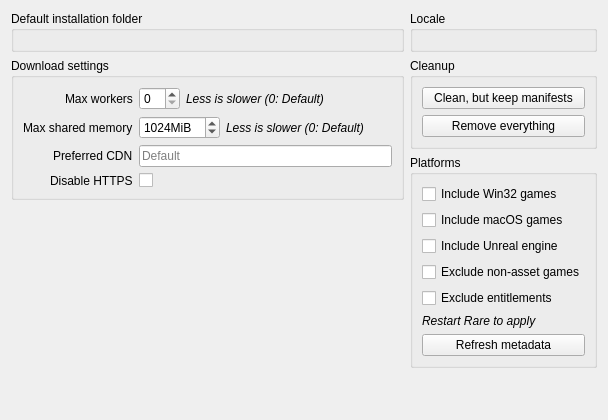
Above: rare/ui/components/tabs/settings/legendary.ui from RareDevs/Rare before the change. Below: the same form after it.
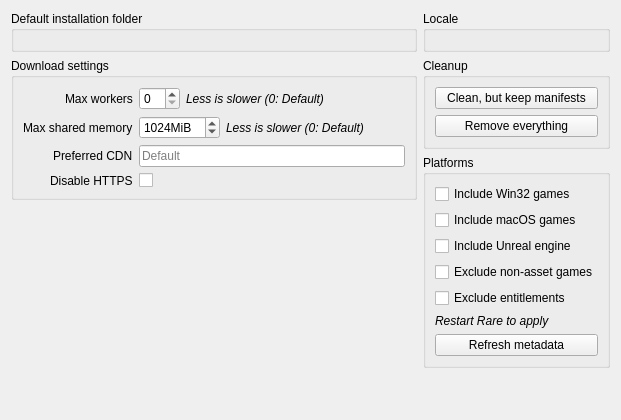
That is the form after the change.

Commit message: ui: update legendary/install_dialog_advanced forms

Patch:
```diff
--- a/rare/ui/components/tabs/settings/legendary.ui
+++ b/rare/ui/components/tabs/settings/legendary.ui
@@ -6,7 +6,7 @@
    <rect>
     <x>0</x>
     <y>0</y>
-    <width>608</width>
+    <width>621</width>
     <height>420</height>
    </rect>
   </property>
```
Left out of the diff: 4 changed lines with no effect on the pictures. The commit also changes 3 other files.
